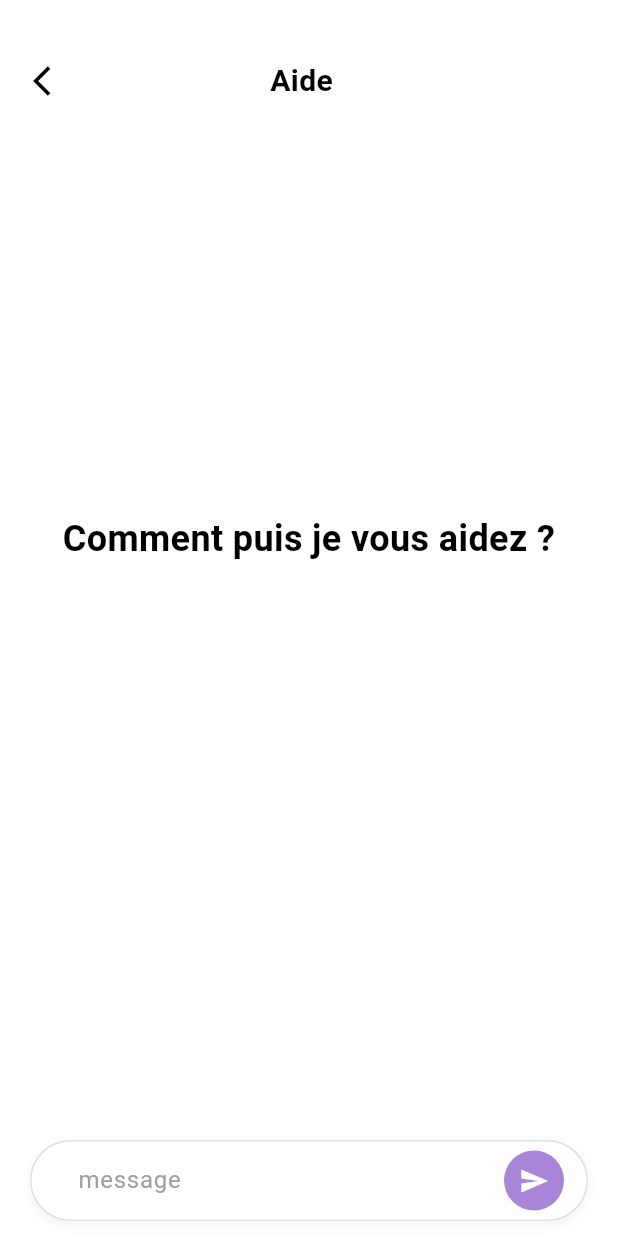
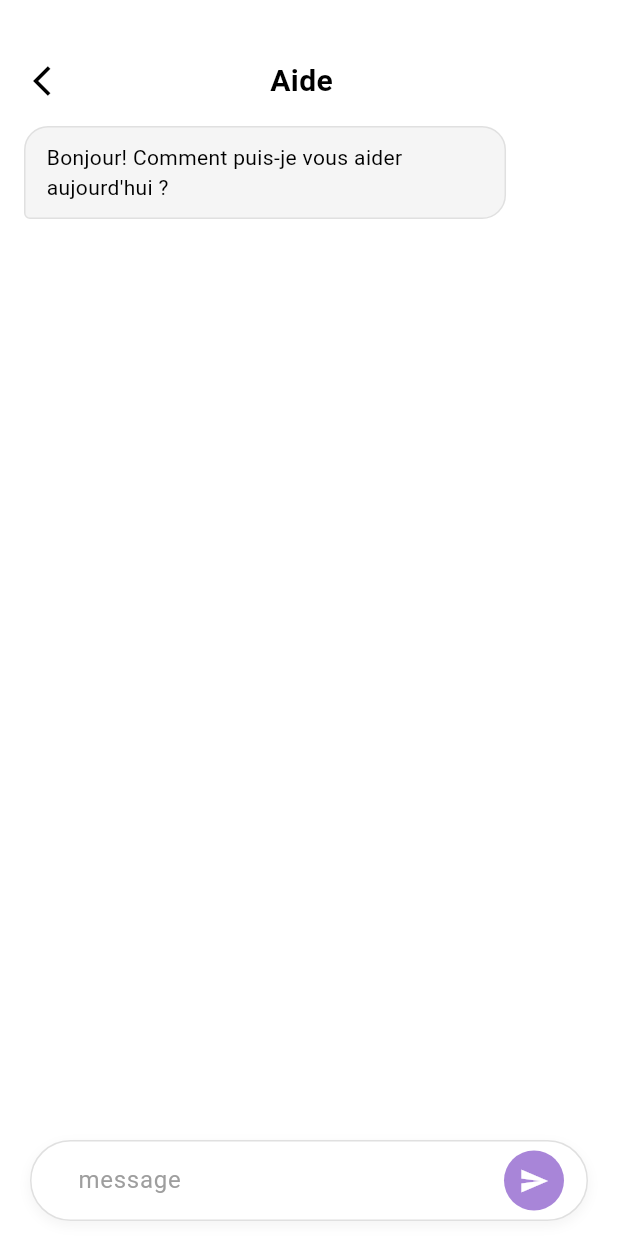
Before and after one commit to professeurdjire/Edugo, a Flutter app: the AssistanceScreen screen opened directly, on a phone screen of 412 x 824 dp. Run offline on Flutter 3.47's test engine with Material 3 defaults, Android fonts, the light colour scheme and no system bars; our stand-ins replace built_collection, built_value, dio, dotted_border, shared_preferences; missing offline and left inert: openapi; accounts and stored records are empty.

```diff
--- a/lib/main.dart
+++ b/lib/main.dart
@@ -1,6 +1,7 @@
 import 'package:flutter/material.dart';
 import 'package:edugo/screens/connexion%20et%20inscriptions/login.dart';
 import 'package:edugo/services/theme_service.dart';
+import 'package:edugo/screens/splash.dart';
 
 void main() async {
   WidgetsFlutterBinding.ensureInitialized();
@@ -142,7 +143,8 @@ class MyApp extends StatelessWidget {
             fontFamily: 'Roboto',
             useMaterial3: true,
           ),
-          home: LoginScreen(themeService: themeService),
+          home: SplashScreen(themeService: themeService),
+
           debugShowCheckedModeBanner: false,
 
           // Gestion des routes (optionnel)
--- a/lib/screens/principales/assistant/assistant1.dart
+++ b/lib/screens/principales/assistant/assistant1.dart
@@ -1,14 +1,84 @@
 import 'package:flutter/material.dart';
+import 'package:edugo/services/assistant_service.dart';
 
 // --- CONSTANTES DE COULEURS ET STYLES ---
 const Color _purpleMain = Color(0xFFA885D8); // Violet principal (couleur active)
 const Color _colorBlack = Color(0xFF000000); // Texte noir
 const String _fontFamily = 'Roboto'; // Police principale
 
-class AssistanceScreen extends StatelessWidget {
+class AssistanceScreen extends StatefulWidget {
   final int? eleveId;
+  final AssistantService? assistantService;
 
-    const AssistanceScreen({super.key, this.eleveId});
+  const AssistanceScreen({super.key, this.eleveId, this.assistantService});
+
+  @override
+  State<AssistanceScreen> createState() => _AssistanceScreenState();
+}
+
+class _AssistanceScreenState extends State<AssistanceScreen> {
+  late final AssistantService _service;
+  final TextEditingController _controller = TextEditingController();
+  final ScrollController _scrollController = ScrollController();
+  bool _sending = false;
+
+  // messages: { 'role': 'user'|'assistant', 'text': String }
+  final List<Map<String, String>> _messages = [
+    {
+      'role': 'assistant',
+      'text': 'Bonjour! Comment puis-je vous aider aujourd\'hui ?',
+    }
+  ];
+
+  @override
+  void initState() {
+    super.initState();
+    _service = widget.assistantService ?? AssistantService(baseUrl: 'http://localhost:8080');
+  }
+
+  @override
+  void dispose() {
+    _controller.dispose();
+    _scrollController.dispose();
+    super.dispose();
+  }
+
+  Future<void> _sendMessage() async {
+    final text = _controller.text.trim();
+    if (text.isEmpty || _sending) return;
+
+    setState(() {
+      _sending = true;
+      _messages.add({'role': 'user', 'text': text});
+      _controller.clear();
+    });
+    _scrollToBottom();
+
+    try {
+      final reply = await _service.sendMessage(message: text, eleveId: widget.eleveId);
+      setState(() {
+        _messages.add({'role': 'assistant', 'text': reply});
+      });
+    } catch (e) {
+      setState(() {
+        _messages.add({'role': 'assistant', 'text': 'Une erreur s\'est produite. Vérifiez la connexion au serveur.'});
+      });
+    } finally {
+      setState(() => _sending = false);
+      _scrollToBottom();
+    }
+  }
+
+  void _scrollToBottom() {
+    WidgetsBinding.instance.addPostFrameCallback((_) {
+      if (!_scrollController.hasClients) return;
+      _scrollController.animateTo(
+        _scrollController.position.maxScrollExtent + 80,
+        duration: const Duration(milliseconds: 250),
+        curve: Curves.easeOut,
+      );
+    });
+  }
 
   @override
   Widget build(BuildContext context) {
@@ -19,21 +89,45 @@ class AssistanceScreen extends StatelessWidget {
           // 1. App Bar personnalisé (avec barre de statut et titre)
           _buildCustomAppBar(context),
 
-          // 2. Le corps de la page
+          // 2. Le corps de la page (messages)
           Expanded(
-            child: Center(
             child: Padding(
-                padding: const EdgeInsets.only(bottom: 120.0), // Espace au-dessus du champ de message
+              padding: const EdgeInsets.symmetric(horizontal: 16.0),
+              child: ListView.builder(
+                controller: _scrollController,
+                itemCount: _messages.length,
+                itemBuilder: (context, index) {
+                  final m = _messages[index];
+                  final isUser = m['role'] == 'user';
+                  return Align(
+                    alignment: isUser ? Alignment.centerRight : Alignment.centerLeft,
+                    child: Container(
+                      margin: const EdgeInsets.symmetric(vertical: 6),
+                      padding: const EdgeInsets.symmetric(horizontal: 14, vertical: 10),
+                      constraints: BoxConstraints(
+                        maxWidth: MediaQuery.of(context).size.width * 0.78,
+                      ),
+                      decoration: BoxDecoration(
+                        color: isUser ? _purpleMain : Colors.grey.shade100,
+                        borderRadius: BorderRadius.only(
+                          topLeft: const Radius.circular(16),
+                          topRight: const Radius.circular(16),
+                          bottomLeft: Radius.circular(isUser ? 16 : 4),
+                          bottomRight: Radius.circular(isUser ? 4 : 16),
+                        ),
+                        border: isUser ? null : Border.all(color: Colors.grey.shade300),
+                      ),
                       child: Text(
-                  'Comment puis je vous aidez ?',
-                  textAlign: TextAlign.center,
+                        m['text'] ?? '',
                         style: TextStyle(
-                    color: _colorBlack,
-                    fontSize: 24,
-                    fontWeight: FontWeight.bold,
+                          color: isUser ? Colors.white : _colorBlack,
+                          fontSize: 14,
                           fontFamily: _fontFamily,
                         ),
                       ),
+                    ),
+                  );
+                },
               ),
             ),
           ),
@@ -41,7 +135,7 @@ class AssistanceScreen extends StatelessWidget {
           // 3. Champ de saisie du message
           _buildMessageInput(),
 
-          const SizedBox(height: 10), // Espace avant la barre de navigation
+          const SizedBox(height: 10),
         ],
       ),
     );
@@ -106,9 +200,12 @@ class AssistanceScreen extends StatelessWidget {
         ),
         child: Row(
           children: [
-            const Expanded(
+            Expanded(
               child: TextField(
-                decoration: InputDecoration(
+                controller: _controller,
+                textInputAction: TextInputAction.send,
+                onSubmitted: (_) => _sendMessage(),
+                decoration: const InputDecoration(
                   hintText: 'message',
                   hintStyle: TextStyle(color: Colors.grey),
                   border: InputBorder.none,
@@ -118,16 +215,20 @@ class AssistanceScreen extends StatelessWidget {
 
             // Icône d'envoi (avion en papier)
             InkWell(
-              onTap: () {
-                // Logique d'envoi du message
-              },
+              onTap: _sending ? null : _sendMessage,
               child: Container(
                 padding: const EdgeInsets.all(10),
                 decoration: BoxDecoration(
-                  color: _purpleMain,
+                  color: _sending ? _purpleMain.withOpacity(0.6) : _purpleMain,
                   shape: BoxShape.circle,
                 ),
-                child: const Icon(
+                child: _sending
+                    ? const SizedBox(
+                        width: 18,
+                        height: 18,
+                        child: CircularProgressIndicator(strokeWidth: 2, color: Colors.white),
+                      )
+                    : const Icon(
                         Icons.send,
                         color: Colors.white,
                         size: 20,
--- a/pubspec.yaml
+++ b/pubspec.yaml
@@ -45,6 +45,7 @@ dependencies:
   built_value: '>=8.4.0 <9.0.0'
   built_collection: '>=5.1.1 <6.0.0'
   shared_preferences: ^2.2.2
+  http: ^1.6.0
 
 dev_dependencies:
   flutter_test:
```
Also changed, not shown: lib/screens/onboarding/onboarding.dart (added, +164 -0 lines), lib/screens/splash.dart (added, +69 -0 lines), lib/services/assistant_service.dart (added, +39 -0 lines), lib/services/oauth.dart (+6 -12 lines), pubspec.lock, 1 other file. Lines whose indentation alone changed are shown as unchanged.
